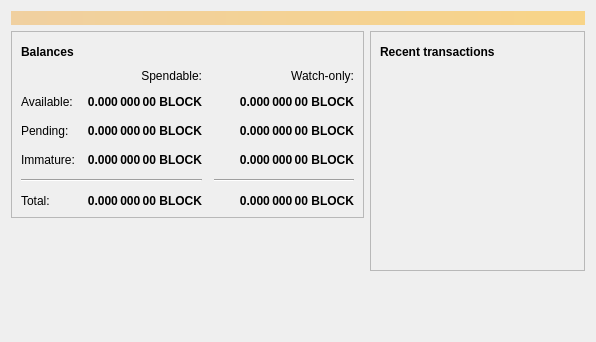
mraksoll4/reptiloids, file src/qt/forms/overviewpage.ui: the form before one commit.
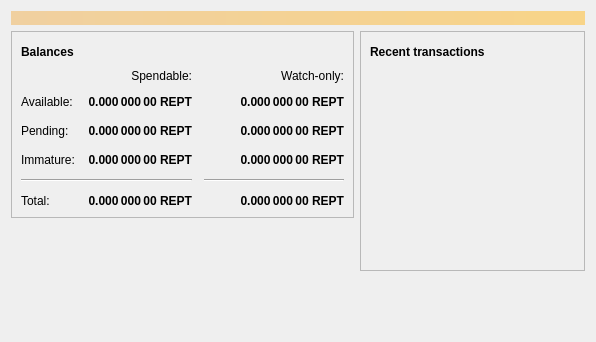
The form after the commit. Icons and pictures are not drawn.

Commit message: test Update BLOCK to REPT

The edit to the form file:
```diff
--- a/src/qt/forms/overviewpage.ui
+++ b/src/qt/forms/overviewpage.ui
@@ -129,7 +129,7 @@
                <string>Unconfirmed transactions to watch-only addresses</string>
               </property>
               <property name="text">
-               <string notr="true">0.000 000 00 BLOCK</string>
+               <string notr="true">0.000 000 00 REPT</string>
               </property>
               <property name="alignment">
                <set>Qt::AlignRight|Qt::AlignTrailing|Qt::AlignVCenter</set>
@@ -154,7 +154,7 @@
                <string>Total of transactions that have yet to be confirmed, and do not yet count toward the spendable balance</string>
               </property>
               <property name="text">
-               <string notr="true">0.000 000 00 BLOCK</string>
+               <string notr="true">0.000 000 00 REPT</string>
               </property>
               <property name="alignment">
                <set>Qt::AlignRight|Qt::AlignTrailing|Qt::AlignVCenter</set>
@@ -179,7 +179,7 @@
                <string>Mined balance in watch-only addresses that has not yet matured</string>
               </property>
               <property name="text">
-               <string notr="true">0.000 000 00 BLOCK</string>
+               <string notr="true">0.000 000 00 REPT</string>
               </property>
               <property name="alignment">
                <set>Qt::AlignRight|Qt::AlignTrailing|Qt::AlignVCenter</set>
@@ -237,7 +237,7 @@
                <string>Mined balance that has not yet matured</string>
               </property>
               <property name="text">
-               <string notr="true">0.000 000 00 BLOCK</string>
+               <string notr="true">0.000 000 00 REPT</string>
               </property>
               <property name="alignment">
                <set>Qt::AlignRight|Qt::AlignTrailing|Qt::AlignVCenter</set>
@@ -282,7 +282,7 @@
                <string>Your current total balance</string>
               </property>
               <property name="text">
-               <string notr="true">0.000 000 00 BLOCK</string>
+               <string notr="true">0.000 000 00 REPT</string>
               </property>
               <property name="alignment">
                <set>Qt::AlignRight|Qt::AlignTrailing|Qt::AlignVCenter</set>
@@ -307,7 +307,7 @@
                <string>Current total balance in watch-only addresses</string>
               </property>
               <property name="text">
-               <string notr="true">0.000 000 00 BLOCK</string>
+               <string notr="true">0.000 000 00 REPT</string>
               </property>
               <property name="alignment">
                <set>Qt::AlignRight|Qt::AlignTrailing|Qt::AlignVCenter</set>
@@ -349,7 +349,7 @@
                <string>Your current spendable balance</string>
               </property>
               <property name="text">
-               <string notr="true">0.000 000 00 BLOCK</string>
+               <string notr="true">0.000 000 00 REPT</string>
               </property>
               <property name="alignment">
                <set>Qt::AlignRight|Qt::AlignTrailing|Qt::AlignVCenter</set>
@@ -374,7 +374,7 @@
                <string>Your current balance in watch-only addresses</string>
               </property>
               <property name="text">
-               <string notr="true">0.000 000 00 BLOCK</string>
+               <string notr="true">0.000 000 00 REPT</string>
               </property>
               <property name="alignment">
                <set>Qt::AlignRight|Qt::AlignTrailing|Qt::AlignVCenter</set>
```
The commit also changes 138 other files.
